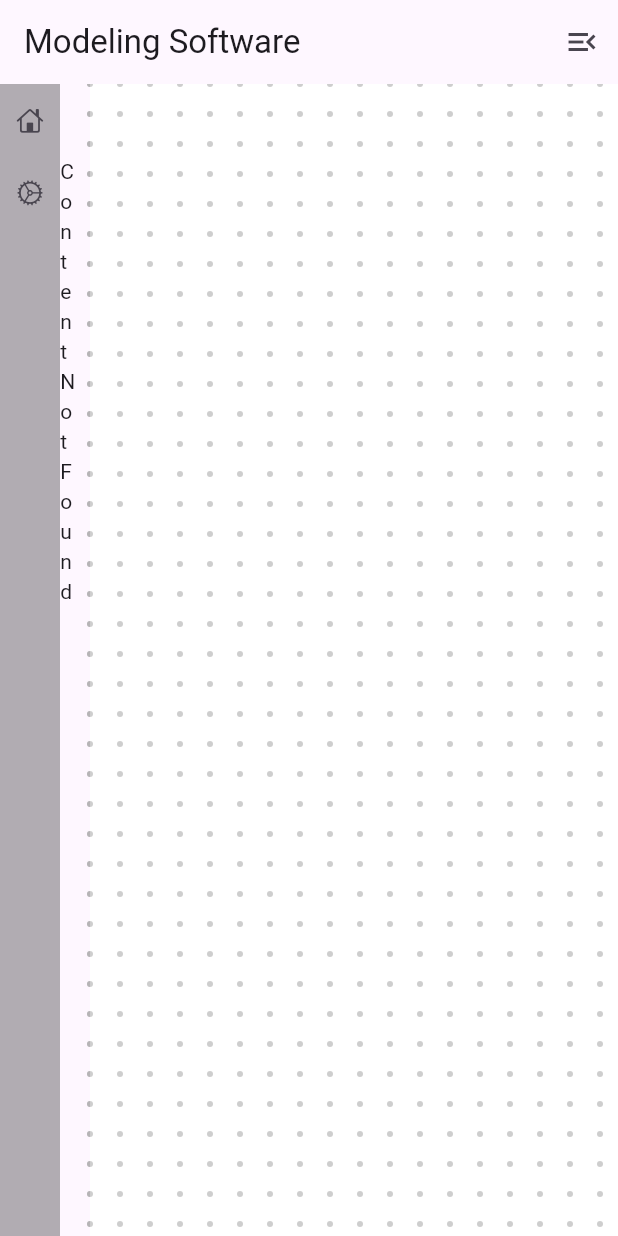
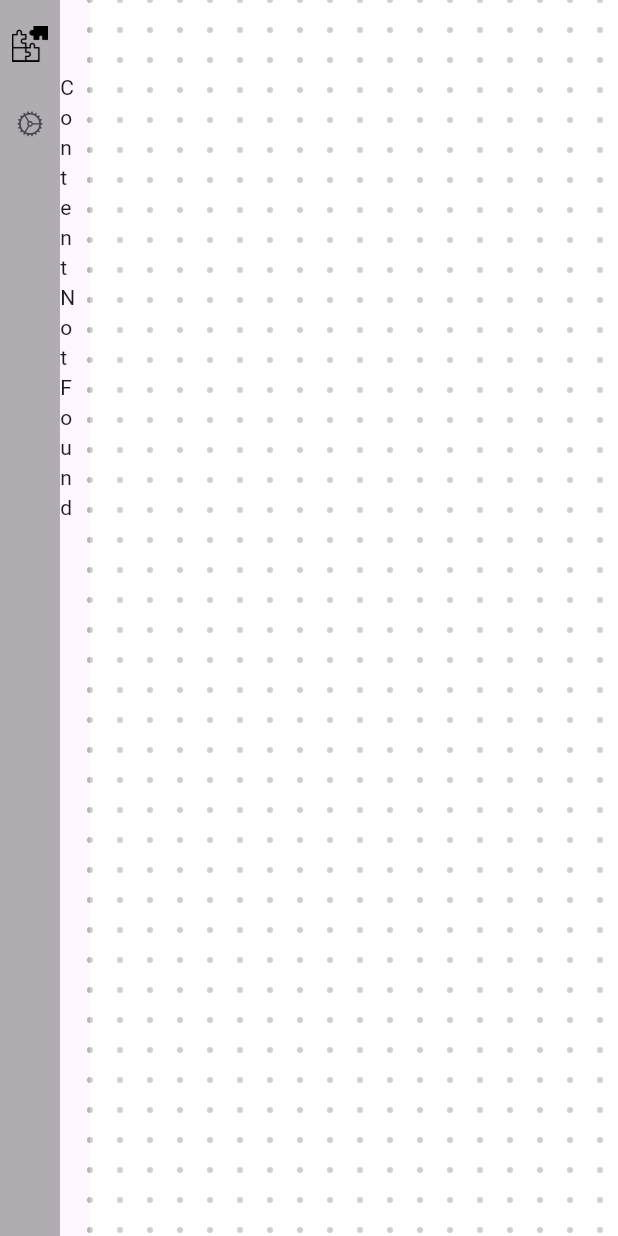
Before and after one commit to TheScriptRailoth/thermo-core, a Flutter app: the screen it shows after launch, on a phone screen of 412 x 824 dp. Run offline on Flutter 3.47's test engine with Material 3 defaults, Android fonts, the phone set to English and light mode, and no system bars; our stand-ins replace flutter_svg; missing offline and left inert: flutter_context_menu, menu_bar.

Commit message:
ThermoCore: Fixed Renderflow issue
Signed-off-by: Ashutosh <am3718440@gmail.com>

```diff
--- a/lib/presentation/pages/home/home_screen.dart
+++ b/lib/presentation/pages/home/home_screen.dart
@@ -2,6 +2,7 @@ import 'dart:ui';
 import 'package:flutter/cupertino.dart';
 import 'package:flutter/material.dart';
 import 'package:flutter/widgets.dart';
+import 'package:flutter_svg/svg.dart';
 import '../../widgets/SidebarContent/component_panel.dart';
 import 'common.dart';
 
@@ -63,15 +64,15 @@ class _HomeScreenState extends State<HomeScreen> {
   @override
   Widget build(BuildContext context) {
     return Scaffold(
-      appBar: AppBar(
-        title: Text("Modeling Software"),
-        actions: [
-          IconButton(
-            icon: Icon(Icons.menu_open_sharp),
-            onPressed: _toggleEditPanel,
-          ),
-        ],
-      ),
+      // appBar: AppBar(
+      //   title: Text("Modeling Software"),
+      //   actions: [
+      //     IconButton(
+      //       icon: Icon(Icons.menu_open_sharp),
+      //       onPressed: _toggleEditPanel,
+      //     ),
+      //   ],
+      // ),
       body: Stack(
         children: [
           Row(
@@ -81,10 +82,13 @@ class _HomeScreenState extends State<HomeScreen> {
                 color: Colors.black.withOpacity(0.3),
                 child: Column(
                   children: [
+                    SizedBox(height: 5,),
                     IconButton(
                       onPressed: () => _toggleSideBar("Devices"),
-                      icon: Icon(CupertinoIcons.home, size: 18),
+                      icon: Image.asset("lib/presentation/assets/puzzle.png"),
+                      // icon: Icon(CupertinoIcons.home, size: 18),
                     ),
+                    SizedBox(height: 5,),
                     IconButton(
                       onPressed: () {
                         _toggleSideBar("Settings");
```
Also changed, not shown: lib/presentation/widgets/SidebarContent/component_panel.dart (+6 -2 lines), lib/presentation/assets/puzzle.png (added).
